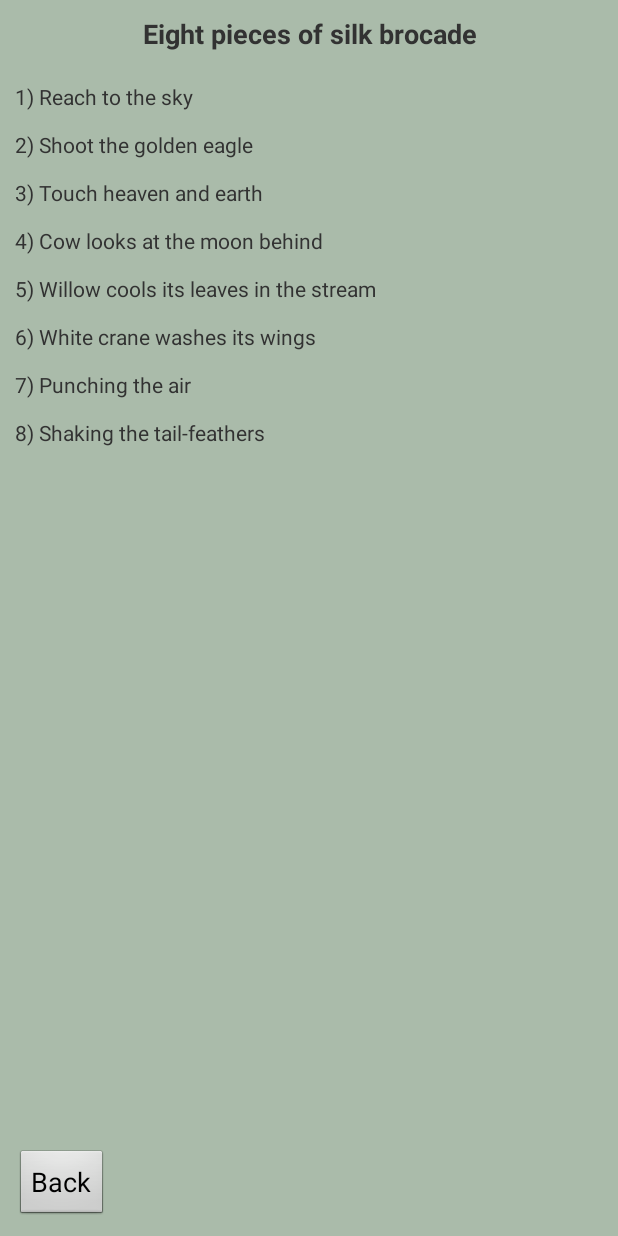
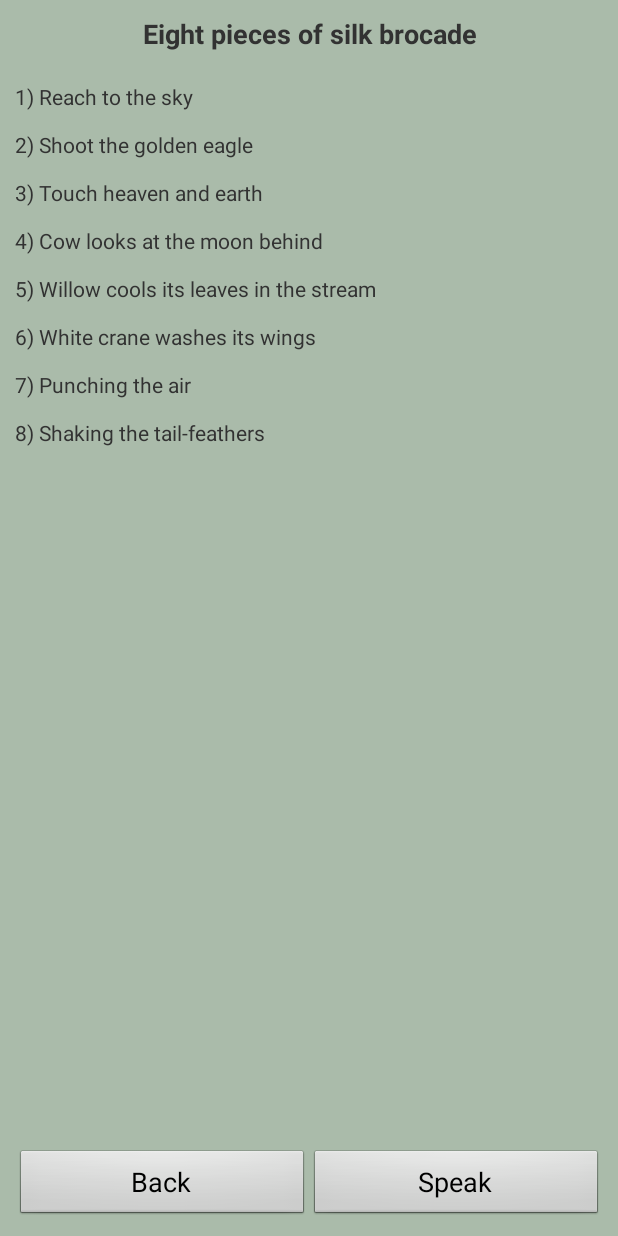
Before and after one commit to gabrielecuccu/YangStyleTaiChi, an Android app: the screen it shows after launch (MovementSetActivity), after a tap on "Eight pieces of silk brocade", on a phone screen of 412 x 824 dp. Run offline under Robolectric (Android 15) with nearby library versions, the phone set to English and light mode, and no system bars.

Commit message:
added tts

```diff
--- a/app/src/main/res/layout/activity_movement_set.xml
+++ b/app/src/main/res/layout/activity_movement_set.xml
@@ -30,10 +30,26 @@
         android:layout_marginBottom="20dp"
         android:textSize="14dp" />
 
-    <Button
-        android:id="@+id/back_button"
-        android:layout_width="wrap_content"
+    <LinearLayout
+        android:layout_width="match_parent"
         android:layout_height="wrap_content"
-        android:textSize="18dp"
-        android:text="Back" />
+        android:orientation="horizontal">
+
+        <Button
+            android:id="@+id/back_button"
+            android:layout_width="match_parent"
+            android:layout_height="wrap_content"
+            android:layout_weight="1"
+            android:text="Back"
+            android:textSize="18dp" />
+
+        <Button
+            android:id="@+id/speak_button"
+            android:layout_width="match_parent"
+            android:layout_height="wrap_content"
+            android:layout_weight="1"
+            android:text="Speak"
+            android:textSize="18dp" />
+
+    </LinearLayout>
 </LinearLayout>
```
Also changed, not shown: app/src/main/java/expressive/qigong/activities/MovementSetActivity.java (+78 -2 lines).
